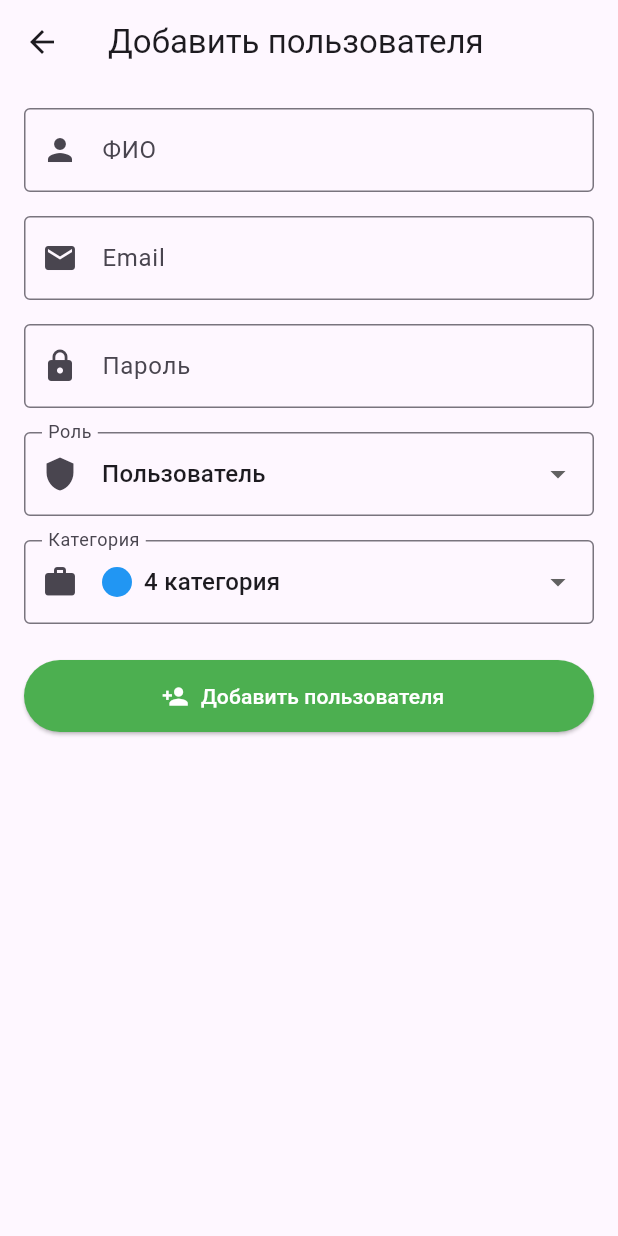
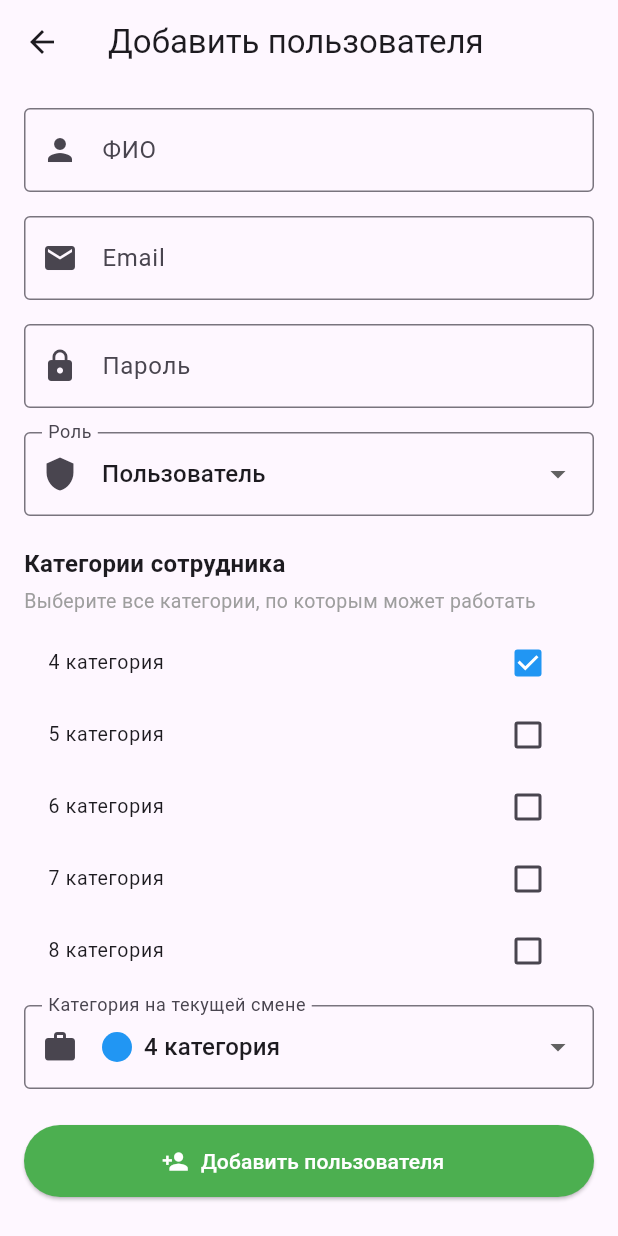
Before and after one commit to BOGZOERT/new-systems-intercession, a Flutter app: the AddUserScreen screen opened directly, on a phone screen of 412 x 824 dp. Run offline on Flutter 3.47's test engine with Material 3 defaults, Android fonts, the phone set to English and light mode, and no system bars; our stand-ins replace cloud_firestore, data_table_2, firebase_auth, firebase_core, image_picker; accounts and stored records are empty.

Commit message:
new status

```diff
--- a/lib/screens/add_user_screen.dart
+++ b/lib/screens/add_user_screen.dart
@@ -15,8 +15,21 @@ class _AddUserScreenState extends State<AddUserScreen> {
   final _passwordController = TextEditingController();
   final _fullNameController = TextEditingController();
   String _selectedRole = 'user';
-  int _selectedCategory = 4;
+  int _currentCategory = 4;
+  final Map<int, bool> _categorySelections = {
+    4: false,
+    5: false,
+    6: false,
+    7: false,
+    8: false,
+  };
   bool _isLoading = false;
+
+  @override
+  void initState() {
+    super.initState();
+    _categorySelections[4] = true;
+  }
 
   @override
   void dispose() {
@@ -26,8 +39,23 @@ class _AddUserScreenState extends State<AddUserScreen> {
     super.dispose();
   }
 
+  List<int> _getSelectedCategories() {
+    return _categorySelections.entries
+        .where((e) => e.value)
+        .map((e) => e.key)
+        .toList();
+  }
+
   Future<void> _addUser() async {
     if (!_formKey.currentState!.validate()) return;
+
+    final selectedCategories = _getSelectedCategories();
+    if (selectedCategories.isEmpty) {
+      ScaffoldMessenger.of(context).showSnackBar(
+        const SnackBar(content: Text('Выберите хотя бы одну категорию')),
+      );
+      return;
+    }
 
     setState(() => _isLoading = true);
 
@@ -45,7 +73,8 @@ class _AddUserScreenState extends State<AddUserScreen> {
         'email': _emailController.text.trim(),
         'full_name': _fullNameController.text.trim(),
         'role': _selectedRole,
-        'category': _selectedCategory,
+        'category': _currentCategory,
+        'categories': selectedCategories,
       });
 
       if (mounted) {
@@ -93,8 +122,7 @@ class _AddUserScreenState extends State<AddUserScreen> {
         padding: const EdgeInsets.all(16),
         child: Form(
           key: _formKey,
-          child: Column(
-            crossAxisAlignment: CrossAxisAlignment.stretch,
+          child: ListView(
             children: [
               TextFormField(
                 controller: _fullNameController,
@@ -156,29 +184,64 @@ class _AddUserScreenState extends State<AddUserScreen> {
                 ],
                 onChanged: (v) => setState(() => _selectedRole = v!),
               ),
-              const SizedBox(height: 16),
+              const SizedBox(height: 20),
+
+              // Категории
+              const Text('Категории сотрудника',
+                  style: TextStyle(fontSize: 16, fontWeight: FontWeight.bold)),
+              const SizedBox(height: 4),
+              const Text('Выберите все категории, по которым может работать',
+                  style: TextStyle(color: Colors.grey, fontSize: 13)),
+              const SizedBox(height: 8),
+              ..._categorySelections.entries.map((entry) {
+                return CheckboxListTile(
+                  dense: true,
+                  title: Text('${entry.key} категория'),
+                  value: entry.value,
+                  activeColor: _getCategoryColor(entry.key),
+                  onChanged: (v) {
+                    setState(() {
+                      _categorySelections[entry.key] = v ?? false;
+                      if (!v! && _currentCategory == entry.key) {
+                        final first = _categorySelections.entries.firstWhere(
+                              (e) => e.value,
+                          orElse: () => const MapEntry(4, true),
+                        );
+                        _currentCategory = first.key;
+                      }
+                    });
+                  },
+                );
+              }),
+              const SizedBox(height: 12),
+
+              // Текущая категория
               DropdownButtonFormField<int>(
-                value: _selectedCategory,
+                value: _currentCategory,
                 decoration: const InputDecoration(
-                  labelText: 'Категория',
+                  labelText: 'Категория на текущей смене',
                   prefixIcon: Icon(Icons.work),
                   border: OutlineInputBorder(),
                 ),
-                items: [4, 5, 6, 7, 8].map((c) {
-                  return DropdownMenuItem(
-                    value: c,
-                    child: Row(
-                      children: [
-                        CircleAvatar(radius: 10, backgroundColor: _getCategoryColor(c)),
-                        const SizedBox(width: 8),
-                        Text('$c категория'),
-                      ],
-                    ),
-                  );
-                }).toList(),
-                onChanged: (v) => setState(() => _selectedCategory = v!),
+                items: _categorySelections.entries
+                    .where((e) => e.value)
+                    .map((e) => DropdownMenuItem(
+                  value: e.key,
+                  child: Row(
+                    children: [
+                      CircleAvatar(radius: 10, backgroundColor: _getCategoryColor(e.key)),
+                      const SizedBox(width: 8),
+                      Text('${e.key} категория'),
+                    ],
+                  ),
+                ))
+                    .toList(),
+                onChanged: (v) {
+                  if (v != null) setState(() => _currentCategory = v);
+                },
               ),
               const SizedBox(height: 24),
+
               ElevatedButton.icon(
                 onPressed: _isLoading ? null : _addUser,
                 icon: _isLoading
```
Also changed, not shown: lib/models/app_user.dart (+17 -1 lines), lib/providers/auth_provider.dart (+5 -12 lines), lib/screens/auth_screen.dart (+78 -26 lines), 1 other file.
